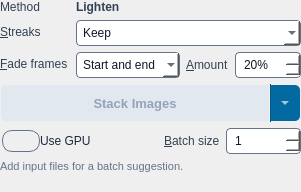
gkyle/startrails, file src/startrails/ui/step_stack_images.ui: the form before one commit.
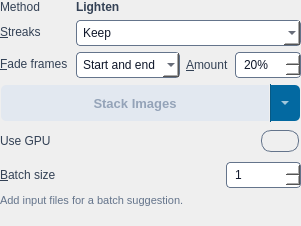
The form after the commit. Icons and pictures are not drawn.

What changed in the file:
```diff
--- a/src/startrails/ui/step_stack_images.ui
+++ b/src/startrails/ui/step_stack_images.ui
@@ -288,15 +288,31 @@
       <property name="rightMargin"><number>0</number></property>
       <property name="bottomMargin"><number>0</number></property>
       <item>
-       <layout class="QHBoxLayout" name="gpuBatchRow">
+       <layout class="QGridLayout" name="gpuBatchGrid" columnstretch="1,2">
         <property name="spacing">
-         <number>6</number>
+         <number>8</number>
         </property>
-        <item>
-         <widget class="QCheckBox" name="useGPU">
+        <item row="0" column="0">
+         <widget class="QLabel" name="useGPULabel">
           <property name="text">
            <string>Use GPU</string>
           </property>
+          <property name="buddy">
+           <cstring>useGPU</cstring>
+          </property>
+         </widget>
+        </item>
+        <item row="0" column="1" alignment="Qt::AlignRight">
+         <widget class="QCheckBox" name="useGPU">
+          <property name="cursor">
+           <cursorShape>PointingHandCursor</cursorShape>
+          </property>
+          <property name="accessibleName">
+           <string>Use GPU for stacking</string>
+          </property>
+          <property name="text">
+           <string/>
+          </property>
           <property name="styleSheet">
            <string notr="true">QCheckBox#useGPU { spacing: 0px;
     border: 2px solid transparent;
@@ -308,20 +324,7 @@
           </property>
          </widget>
         </item>
-        <item>
-         <spacer name="gpuBatchSpacer">
-          <property name="orientation">
-           <enum>Qt::Horizontal</enum>
-          </property>
-          <property name="sizeHint" stdset="0">
-           <size>
-            <width>20</width>
-            <height>0</height>
-           </size>
-          </property>
-         </spacer>
-        </item>
-        <item>
+        <item row="1" column="0">
          <widget class="QLabel" name="batchLabel">
           <property name="text">
            <string>&amp;Batch size</string>
@@ -331,7 +334,7 @@
           </property>
          </widget>
         </item>
-        <item>
+        <item row="1" column="1" alignment="Qt::AlignRight">
          <widget class="QSpinBox" name="batchSize">
           <property name="minimum">
            <number>1</number>
```
Left out of the diff: 12 changed lines with no effect on the pictures.
